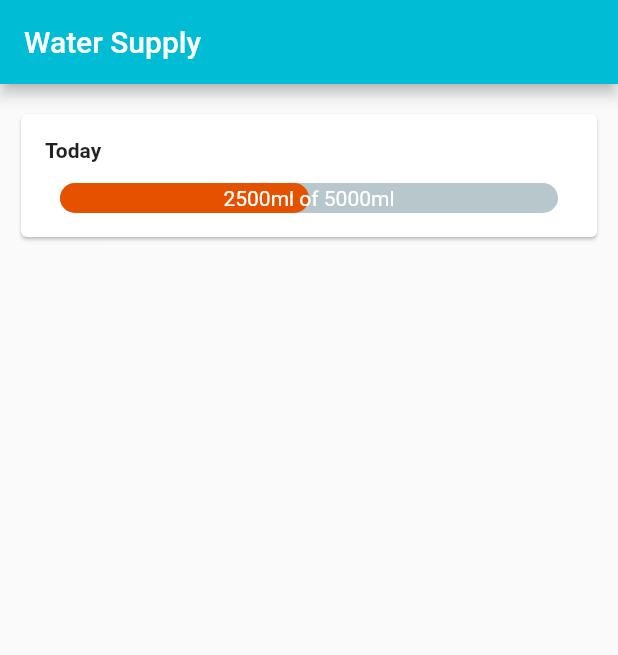
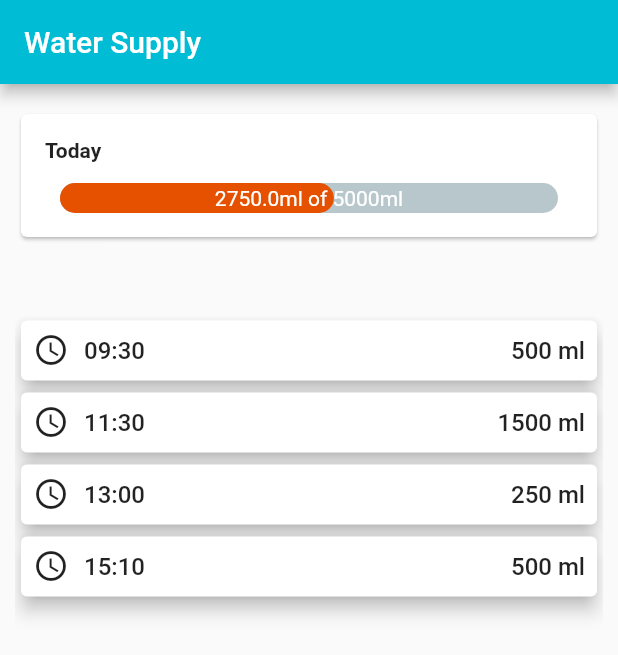
Before and after one commit to snaksa/eating-habits-mobile, a Flutter app: the screen it shows after launch, on a phone screen of 412 x 824 dp. Shown: the top 655 px of the screen. Run offline on Flutter 3.47's test engine with Material 2 defaults, Android fonts, the phone set to English and light mode, and no system bars; drawn by our look-alikes of percent_indicator; our stand-ins replace charts_flutter.

Commit message:
Add daily water supply list

```diff
--- a/lib/widgets/screens/water-supply.dart
+++ b/lib/widgets/screens/water-supply.dart
@@ -1,5 +1,6 @@
+import 'package:eating_habits_mobile/widgets/water-daily-summary.dart';
 import 'package:flutter/material.dart';
-import 'package:percent_indicator/linear_percent_indicator.dart';
+import '../../widgets/water-daily-stats.dart';
 import '../../models/water.dart';
 
 class WaterSupplyScreen extends StatefulWidget {
@@ -9,7 +10,7 @@ class WaterSupplyScreen extends StatefulWidget {
 
 class _WaterSupplyScreenState extends State<WaterSupplyScreen> {
   final DateTime todayDate = DateTime(2020, 4, 2);
-  final List<Water> weights = [
+  final List<Water> waters = [
     Water(
       date: DateTime(2020, 4, 2, 9, 30),
       amount: 500,
@@ -35,15 +36,24 @@ class _WaterSupplyScreenState extends State<WaterSupplyScreen> {
   //   });
   // }
 
-  // void _deleteWeightRecord(Weight weight) {
-  //   setState(() {
-  //     weights.removeWhere((w) => w.id == weight.id);
-  //   });
-  // }
+  void _deleteWaterRecord(Water water) {
+    setState(() {
+      waters.removeWhere((w) => w.id == water.id);
+    });
+  }
 
   @override
   Widget build(BuildContext context) {
     final mediaQuery = MediaQuery.of(context);
+
+    final waterRecords = waters
+        .where((Water water) =>
+            water.date.day == todayDate.day &&
+            water.date.month == todayDate.month &&
+            water.date.year == todayDate.year)
+        .toList();
+
+    waterRecords.sort((Water a, Water b) => a.date.compareTo(b.date));
 
     final appBar = AppBar(
       title: Text(
@@ -52,7 +62,11 @@ class _WaterSupplyScreenState extends State<WaterSupplyScreen> {
       ),
     );
 
-    int current = 2500;
+    double current = 0;
+    waterRecords.forEach((Water water) {
+      current += water.amount;
+    });
+
     int target = 5000;
 
     return Scaffold(
@@ -65,66 +79,39 @@ class _WaterSupplyScreenState extends State<WaterSupplyScreen> {
             right: 10,
             bottom: 0,
           ),
+          child: SingleChildScrollView(
             child: Column(
               children: <Widget>[
                 Container(
                   alignment: Alignment.topCenter,
-                height:
-                    (mediaQuery.size.height - appBar.preferredSize.height - mediaQuery.padding.top) *
+                  height: (mediaQuery.size.height -
+                          appBar.preferredSize.height -
+                          mediaQuery.padding.top) *
                       0.2,
                   child: Column(
                     children: <Widget>[
-                    Padding(
-                      padding: const EdgeInsets.only(top: 16),
-                      child: Card(
-                        child: Padding(
-                          padding: const EdgeInsets.all(16.0),
-                          child: Column(
-                            crossAxisAlignment: CrossAxisAlignment.start,
-                            children: [
-                              Text(
-                                'Today',
-                                style: TextStyle(
-                                  fontWeight: FontWeight.bold,
+                      WaterDailyStats(current: current, target: target),
+                    ],
                   ),
                 ),
-                              SizedBox(
-                                height: 14,
+                Container(
+                  height: (mediaQuery.size.height -
+                          appBar.preferredSize.height -
+                          mediaQuery.padding.top) *
+                      0.8,
+                  child: ListView.builder(
+                    itemCount: waterRecords.length,
+                    itemBuilder: (BuildContext ctx, int index) {
+                      return WaterDailySummary(waterRecords[index],
+                          deleteWaterRecord: _deleteWaterRecord);
+                    },
                   ),
-                              LinearPercentIndicator(
-                                animation: true,
-                                lineHeight: 20.0,
-                                animationDuration: 500,
-                                percent:
-                                    current / target > 1 ? 1 : current / target,
-                                center: Text('${current}ml of ${target}ml',
-                                    style: TextStyle(color: Colors.white)),
-                                linearStrokeCap: LinearStrokeCap.roundAll,
-                                progressColor: current / target < 0.3
-                                    ? Colors.red.shade500
-                                    : current / target < 0.7
-                                        ? Colors.orange.shade900
-                                        : current / target < 0.9
-                                            ? Colors.lightGreen
-                                            : Colors.green,
                 ),
               ],
             ),
           ),
         ),
       ),
-                  ],
-                ),
-              ),
-              Container(
-                height:
-                    (mediaQuery.size.height - appBar.preferredSize.height - mediaQuery.padding.top) *
-                        0.8,
-              ),
-            ],
-          ),
-        ),
-      ),
     );
   }
 }
--- /dev/null
+++ b/lib/widgets/water-daily-stats.dart
@@ -0,0 +1,57 @@
+
+import 'package:flutter/material.dart';
+import 'package:percent_indicator/linear_percent_indicator.dart';
+
+class WaterDailyStats extends StatelessWidget {
+  const WaterDailyStats({
+    Key key,
+    @required this.current,
+    @required this.target,
+  }) : super(key: key);
+
+  final double current;
+  final int target;
+
+  @override
+  Widget build(BuildContext context) {
+    return Padding(
+      padding: const EdgeInsets.only(top: 16),
+      child: Card(
+        child: Padding(
+          padding: const EdgeInsets.all(16.0),
+          child: Column(
+            crossAxisAlignment: CrossAxisAlignment.start,
+            children: [
+              Text(
+                'Today',
+                style: TextStyle(
+                  fontWeight: FontWeight.bold,
+                ),
+              ),
+              SizedBox(
+                height: 14,
+              ),
+              LinearPercentIndicator(
+                animation: true,
+                lineHeight: 20.0,
+                animationDuration: 500,
+                percent:
+                    current / target > 1 ? 1 : current / target,
+                center: Text('${current}ml of ${target}ml',
+                    style: TextStyle(color: Colors.white)),
+                linearStrokeCap: LinearStrokeCap.roundAll,
+                progressColor: current / target < 0.3
+                    ? Colors.red.shade500
+                    : current / target < 0.7
+                        ? Colors.orange.shade900
+                        : current / target < 0.9
+                            ? Colors.lightGreen
+                            : Colors.green,
+              ),
+            ],
+          ),
+        ),
+      ),
+    );
+  }
+}
--- /dev/null
+++ b/lib/widgets/water-daily-summary.dart
@@ -0,0 +1,74 @@
+import 'package:flutter/material.dart';
+import 'package:intl/intl.dart';
+
+import '../models/water.dart';
+
+class WaterDailySummary extends StatefulWidget {
+  final Water water;
+  final Function deleteWaterRecord;
+
+  WaterDailySummary(this.water, {this.deleteWaterRecord});
+
+  @override
+  _WaterDailySummaryState createState() => _WaterDailySummaryState();
+}
+
+class _WaterDailySummaryState extends State<WaterDailySummary> {
+  @override
+  Widget build(BuildContext context) {
+    return GestureDetector(
+      onLongPress: () {
+        showMenu(
+          position: RelativeRect.fill,
+          items: <PopupMenuEntry>[
+            PopupMenuItem(
+              value: 0,
+              child: Row(
+                children: <Widget>[
+                  Icon(Icons.delete),
+                  Text("Delete"),
+                ],
+              ),
+            ),
+          ],
+          context: context,
+        ).then((value) {
+          if (value == 0) {
+            widget.deleteWaterRecord(widget.water);
+          }
+        });
+      },
+      child: Card(
+        elevation: 5,
+        child: Padding(
+          padding: const EdgeInsets.all(8.0),
+          child: Row(
+            mainAxisAlignment: MainAxisAlignment.spaceBetween,
+            children: <Widget>[
+              Expanded(
+                child: Row(
+                  children: <Widget>[
+                    Icon(Icons.access_time),
+                    SizedBox(width: 10,),
+                    Text(
+                      DateFormat.Hm().format(widget.water.date),
+                      textAlign: TextAlign.center,
+                      style: Theme.of(context).textTheme.title,
+                    ),
+                  ],
+                ),
+              ),
+              Expanded(
+                child: Text(
+                  '${widget.water.amount.toStringAsFixed(0)} ml',
+                  textAlign: TextAlign.right,
+                  style: Theme.of(context).textTheme.title,
+                ),
+              ),
+            ],
+          ),
+        ),
+      ),
+    );
+  }
+}
```
Lines whose indentation alone changed are shown as unchanged.
